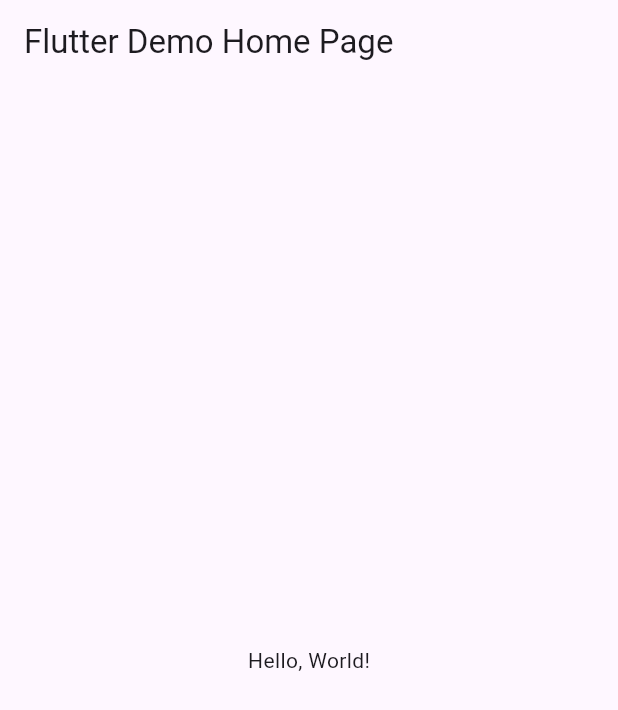
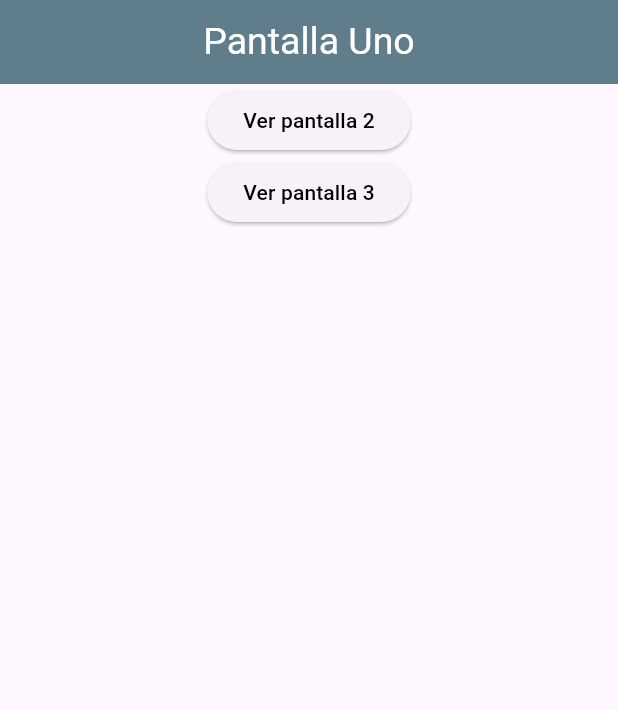
Before and after one commit to Balderrama-Karla-5J/Rutas6J_Balderrama, a Flutter app: the screen it shows after launch, on a phone screen of 412 x 824 dp. Shown: the top 710 px of the screen. Run offline on Flutter 3.47's test engine with Material 3 defaults, Android fonts, the phone set to English and light mode, and no system bars.

```diff
--- a/lib/main.dart
+++ b/lib/main.dart
@@ -1,43 +1,27 @@
 import 'package:flutter/material.dart';
+import 'package:act5_rutas1149/pagina_uno.dart';
+import 'package:act5_rutas1149/pagina_dos.dart';
+import 'package:act5_rutas1149/pagina_tres.dart';
 
-void main() => runApp(MyApp());
+void main() => runApp(MisRutasApp());
 
-class MyApp extends StatelessWidget {
-  const MyApp({super.key});
-  // This widget is the root of your application.
+class MisRutasApp extends StatelessWidget {
+  const MisRutasApp({Key? key}) : super(key: key);
+
   @override
   Widget build(BuildContext context) {
     return MaterialApp(
-      // Application name
-      title: 'Flutter Hello World',
-      // Application theme data, you can set the colors for the application as
-      // you want
-      theme: ThemeData(
-        // useMaterial3: false,
-        primarySwatch: Colors.blue,
-      ),
-      // A widget which will be started on application startup
-      home: MyHomePage(title: 'Flutter Demo Home Page'),
+      debugShowCheckedModeBanner: false,
+      title: 'Entre Paginas Router',
+      initialRoute: '/',
+      routes: {
+        // When navigating to the "/" route, build the FirstScreen widget.
+        '/': (context) => const PantallaUno(),
+        // When navigating to the "/second" route, build the SecondScreen widget.
+        '/pantalla2': (context) => const PantallaDos(),
+
+        '/pantalla3': (context) => const PantallaTres(),
+      },
     );
   }
 }
-
-class MyHomePage extends StatelessWidget {
-  final String title;
-  const MyHomePage({super.key, required this.title});
-
-  @override
-  Widget build(BuildContext context) {
-    return Scaffold(
-      appBar: AppBar(
-        // The title text which will be shown on the action bar
-        title: Text(title),
-      ),
-      body: Center(
-        child: Text(
-          'Hello, World!',
-        ),
-      ),
-    );
-  }
-}
--- /dev/null
+++ b/lib/pagina_uno.dart
@@ -0,0 +1,44 @@
+import 'package:flutter/material.dart';
+
+class PantallaUno extends StatelessWidget {
+  const PantallaUno({Key? key}) : super(key: key);
+
+  @override
+  Widget build(BuildContext context) {
+    return Scaffold(
+      appBar: AppBar(
+        title: const Text(
+          'Pantalla Uno',
+          style: TextStyle(color: Colors.white, fontSize: 25),
+        ),
+        backgroundColor: Colors.blueGrey,
+        centerTitle: true,
+      ),
+      body: Column(
+        children: [
+          Center(
+            child: ElevatedButton(
+                onPressed: () {
+                  Navigator.pushNamed(context, '/pantalla2');
+                },
+                child: const Text(
+                  'Ver pantalla 2',
+                  style: TextStyle(color: Colors.black),
+                )),
+          ),
+          SizedBox(),
+          Center(
+            child: ElevatedButton(
+                onPressed: () {
+                  Navigator.pushNamed(context, '/pantalla3');
+                },
+                child: const Text(
+                  'Ver pantalla 3',
+                  style: TextStyle(color: Colors.black),
+                )),
+          ),
+        ],
+      ),
+    );
+  }
+}
```
Also changed, not shown: lib/pagina_dos.dart (added, +26 -0 lines), lib/pagina_tres.dart (added, +26 -0 lines).
